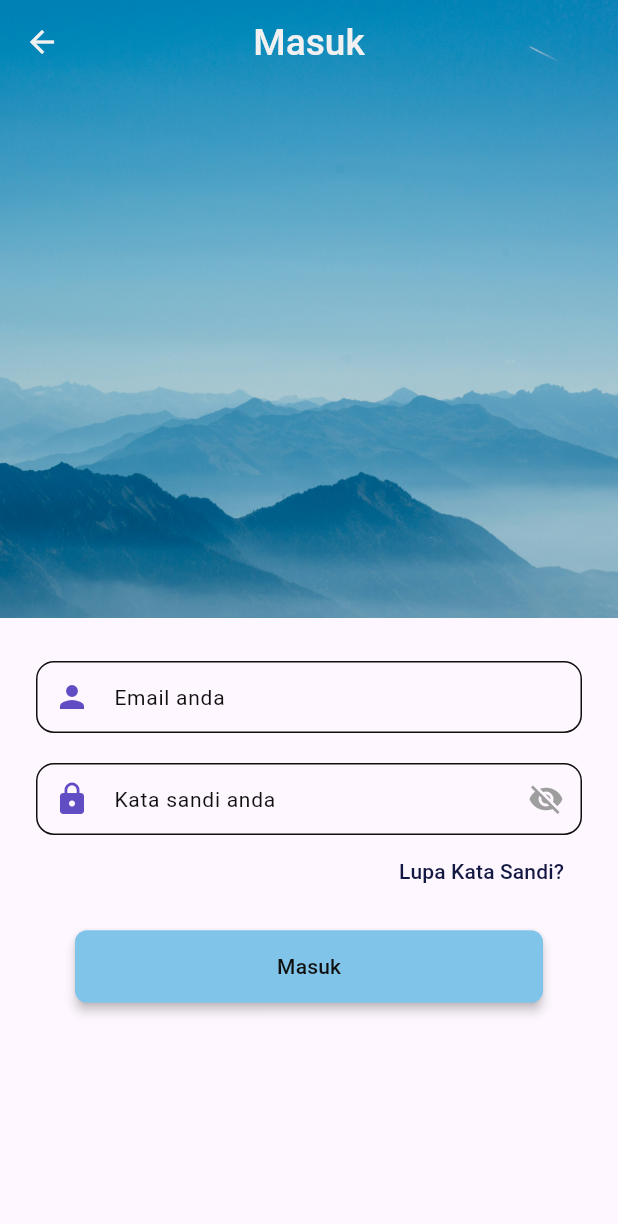
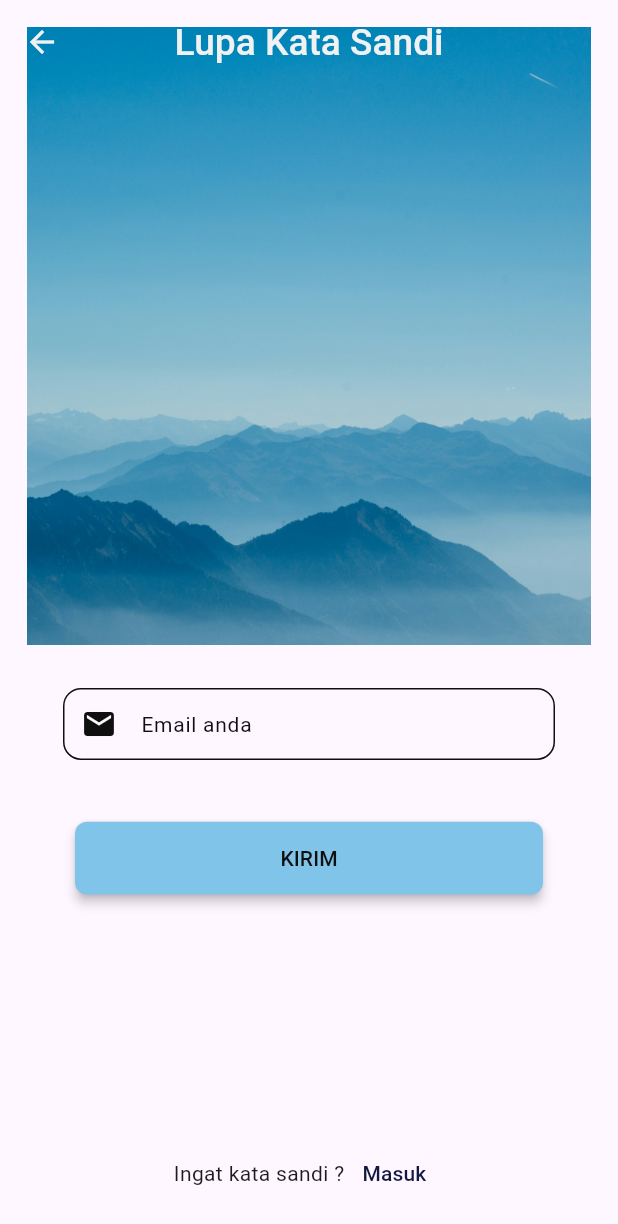
Before and after one commit to indratdev/frontendpos, a Flutter app: the LoginScreen screen opened by its route, after a tap on "Lupa Kata Sandi?", on a phone screen of 412 x 824 dp. Shown: the top 1224 px of the screen. Run offline on Flutter 3.47's test engine with Material 3 defaults, Android fonts, the phone set to English and light mode, and no system bars; our stand-ins replace flutter_bloc, shared_preferences, sqflite; accounts and stored records are empty.

Commit message:
added: forgot password & send forgot password screen

```diff
--- a/lib/config/routes.dart
+++ b/lib/config/routes.dart
@@ -1,7 +1,9 @@
 import 'package:flutter/material.dart';
+import 'package:frontendpos/presentation/screens/auth_screen/forgot_password_screen.dart';
 import 'package:frontendpos/presentation/screens/auth_screen/login_option_screen.dart';
 import 'package:frontendpos/presentation/screens/auth_screen/login_screen.dart';
 import 'package:frontendpos/presentation/screens/auth_screen/register_screen.dart';
+import 'package:frontendpos/presentation/screens/auth_screen/send_forgot_password_screen.dart';
 import 'package:frontendpos/presentation/screens/splash_screen/splash_screen.dart';
 // import 'package:kita_muslim/presentation/screens/article_screen/article_screen.dart';
 // import 'package:kita_muslim/presentation/screens/calculator_screen/calculator_screen.dart';
@@ -25,11 +27,15 @@ class Routes {
   static const String loginOption = "/loginOption";
   static const String login = "/login";
   static const String register = "/register";
+  static const String forgotPassword = "/forgot-password";
+  static const String sendForgotPassword = "/send-forgot-password";
 
   Map<String, WidgetBuilder> getRoutes = {
     splash: (_) => const SplashScreen(),
     loginOption: (_) => const LoginOptionScreen(),
     login: (_) => LoginScreen(),
     register: (_) => RegisterScreen(),
+    forgotPassword: (_) => ForgotPasswordScreen(),
+    sendForgotPassword: (_) => SendForgotPasswordScreen(),
   };
 }
--- /dev/null
+++ b/lib/presentation/screens/auth_screen/forgot_password_screen.dart
@@ -0,0 +1,111 @@
+import 'package:flutter/material.dart';
+import 'package:frontendpos/config/routes.dart';
+import 'package:frontendpos/presentation/widgets/textfield.dart';
+import 'package:frontendpos/presentation/widgets/two_button.dart';
+
+import 'package:frontendpos/shared/utils/export.dart';
+import 'package:frontendpos/shared/utils/validator.dart';
+
+import '../../../shared/utils/constants.dart';
+
+class ForgotPasswordScreen extends StatefulWidget {
+  @override
+  _ForgotPasswordScreenState createState() => _ForgotPasswordScreenState();
+}
+
+class _ForgotPasswordScreenState extends State<ForgotPasswordScreen> {
+  final TextEditingController _emailController = TextEditingController();
+  // final TextEditingController _passwordController = TextEditingController();
+  final _formKey = GlobalKey<FormState>();
+  // bool _isObscured = true; // Untuk toggle visibility
+
+  @override
+  Widget build(BuildContext context) {
+    return Scaffold(
+      extendBodyBehindAppBar: true,
+      appBar: AppBar(
+        backgroundColor: Colors.transparent, // AppBar transparan
+        elevation: 0, // Hilangkan shadow
+        foregroundColor: context.colorWhite,
+        title: Text(
+          "Lupa Kata Sandi",
+          style: TextStyle(
+              fontSize: AppTextSizes.extraLarge(context),
+              fontWeight: FontWeight.w500,
+              color: context.colorWhite),
+        ),
+        centerTitle: true,
+      ),
+      body: SizedBox.expand(
+        child: Padding(
+          padding: const EdgeInsets.all(18.0),
+          child: Column(
+            children: [
+              Expanded(
+                child: SingleChildScrollView(
+                  child: Column(
+                    children: [
+                      Container(
+                        height: MediaQuery.sizeOf(context).height / 2,
+                        decoration: BoxDecoration(
+                          image: DecorationImage(
+                            fit: BoxFit.cover,
+                            image: AssetImage(Constants.testImage),
+                          ),
+                        ),
+                      ),
+                      Container(
+                        margin: AppSpacing.topSpacing(context),
+                        padding: const EdgeInsets.symmetric(horizontal: 24.0),
+                        child: Form(
+                          key: _formKey,
+                          child: Column(
+                            mainAxisSize: MainAxisSize.min,
+                            children: [
+                              CustomTextfieldWidget(
+                                controller: _emailController,
+                                hintText: "Email anda",
+                                typeTextField: TypeTextField.email,
+                                icon: Icons.email,
+                                customPadding: EdgeInsets.only(bottom: 0),
+                              ),
+                              SizedBox(
+                                  height: MediaQuery.sizeOf(context).height / 20),
+                              TwoButton(
+                                isVisibleSecondButton: false,
+                                mainTitleButton: "KIRIM",
+                                mainButtonvoidCallback: () => Navigator.pushNamed(
+                                    context, Routes.sendForgotPassword),
+                              ),
+                            ],
+                          ),
+                        ),
+                      ),
+                    ],
+                  ),
+                ),
+              ),
+              Row(
+                mainAxisAlignment: MainAxisAlignment.center,
+                children: [
+                  Text("Ingat kata sandi ?"),
+                  TextButton(
+                    onPressed: () => Navigator.pushNamedAndRemoveUntil(
+                      context,
+                      Routes.loginOption,
+                      ModalRoute.withName(Routes.login),
+                    ), // Hapus semua sampai halaman login ,
+                    child: Text(
+                      "Masuk",
+                      style: TextStyle(color: context.blueDeep),
+                    ),
+                  ),
+                ],
+              ),
+            ],
+          ),
+        ),
+      ),
+    );
+  }
+}
--- a/lib/presentation/screens/auth_screen/login_screen.dart
+++ b/lib/presentation/screens/auth_screen/login_screen.dart
@@ -1,4 +1,5 @@
 import 'package:flutter/material.dart';
+import 'package:frontendpos/config/routes.dart';
 import 'package:frontendpos/presentation/widgets/textfield.dart';
 import 'package:frontendpos/presentation/widgets/two_button.dart';
 
@@ -92,7 +93,7 @@ class _LoginScreenState extends State<LoginScreen> {
                             Align(
                               alignment: Alignment.centerRight,
                               child: TextButton(
-                                onPressed: () {},
+                                onPressed: () => Navigator.pushNamed(context, Routes.forgotPassword),
                                 child: Text(
                                   "Lupa Kata Sandi?",
                                   style: TextStyle(color: context.blueDeep),
@@ -113,8 +114,6 @@ class _LoginScreenState extends State<LoginScreen> {
                 ),
               ),
             ),
-
-
           ],
         ),
       ),
--- a/lib/presentation/screens/auth_screen/register_screen.dart
+++ b/lib/presentation/screens/auth_screen/register_screen.dart
@@ -1,12 +1,9 @@
 import 'package:flutter/material.dart';
 import 'package:frontendpos/presentation/widgets/textfield.dart';
 import 'package:frontendpos/presentation/widgets/two_button.dart';
-import 'package:frontendpos/shared/utils/app_spacing.dart';
-import 'package:frontendpos/shared/utils/app_textSizes.dart';
 import 'package:frontendpos/shared/utils/export.dart';
 import 'package:frontendpos/shared/utils/validator.dart';
 
-import '../../../shared/utils/constants.dart';
 
 class RegisterScreen extends StatefulWidget {
   @override
--- a/lib/presentation/widgets/textfield.dart
+++ b/lib/presentation/widgets/textfield.dart
@@ -81,7 +81,7 @@ class _CustomTextfieldWidgetState extends State<CustomTextfieldWidget> {
                   ? null
                   : Icon(
                       widget.icon,
-                      color: context.violet,
+                      color: context.black,
                     ),
               enabledBorder:  OutlineInputBorder(
                 borderSide: BorderSide(color: context.black),
```
Also changed, not shown: lib/presentation/screens/auth_screen/send_forgot_password_screen.dart (added, +124 -0 lines), 4 other files.
